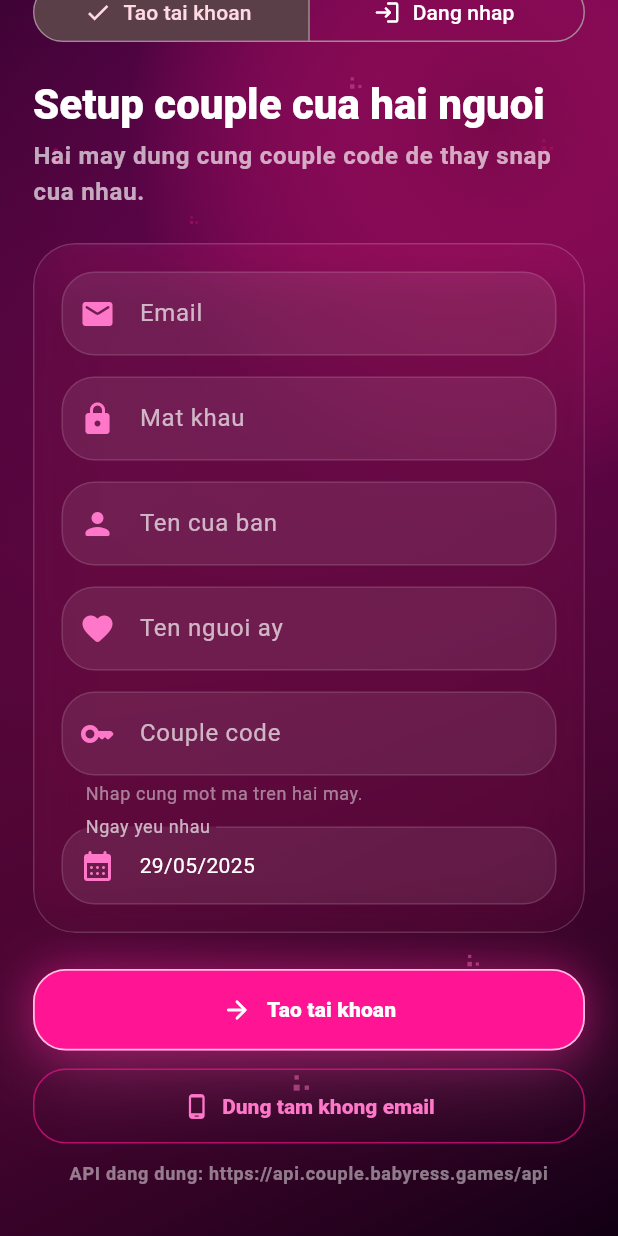
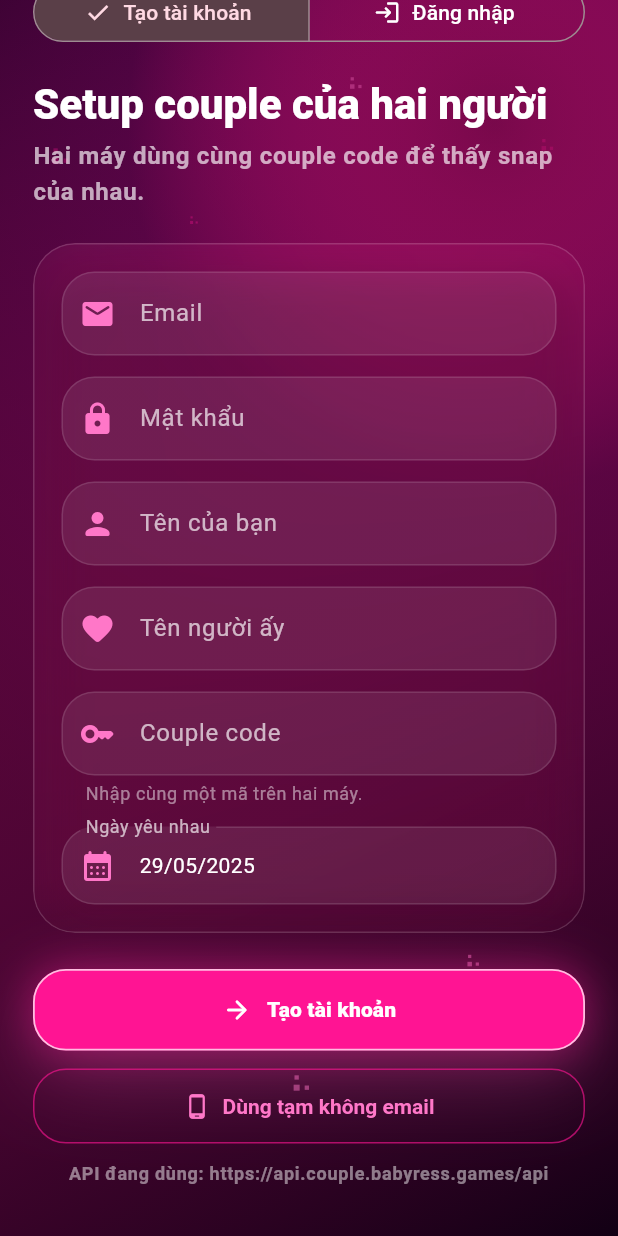
Before and after one commit to aiThss/apk-couple-andoird, a Flutter app: the screen it shows after launch, scrolled down 124 dp, on a phone screen of 412 x 824 dp. Run offline on Flutter 3.47's test engine with Material 3 defaults, Android fonts, the phone set to English and light mode, and no system bars; our stand-ins replace cached_network_image, camera, image_picker, palette_generator, shared_preferences; accounts and stored records are empty.

Commit message:
Polish typography camera layout and smtp mail

```diff
--- a/lib/models/app_user.dart
+++ b/lib/models/app_user.dart
@@ -40,8 +40,8 @@ class AppUser {
     final couple = json['couple'] as Map<String, dynamic>?;
     return AppUser(
       uid: json['id'] as String? ?? '',
-      displayName: json['displayName'] as String? ?? 'Ban',
-      partnerName: json['partnerName'] as String? ?? 'Nguoi ay',
+      displayName: json['displayName'] as String? ?? 'Bạn',
+      partnerName: json['partnerName'] as String? ?? 'Người ấy',
       email: json['email'] as String?,
       avatarUrl: json['avatarUrl'] as String?,
       partnerAvatarUrl: json['partnerAvatarUrl'] as String?,
--- a/lib/models/couple_photo.dart
+++ b/lib/models/couple_photo.dart
@@ -26,10 +26,10 @@ class CouplePhoto {
       id: json['id'] as String? ?? '',
       coupleId: json['coupleId'] as String? ?? '',
       ownerId: json['ownerId'] as String? ?? '',
-      ownerName: json['ownerName'] as String? ?? 'Nguoi ay',
+      ownerName: json['ownerName'] as String? ?? 'Người ấy',
       imageUrl: json['imageUrl'] as String? ?? '',
       storagePath: json['storagePath'] as String? ?? '',
-      caption: json['caption'] as String? ?? 'Mot khoanh khac moi',
+      caption: json['caption'] as String? ?? 'Một khoảnh khắc mới',
       createdAt: _dateFrom(json['createdAt']) ?? DateTime.now(),
     );
   }
--- a/lib/screens/auth_gate.dart
+++ b/lib/screens/auth_gate.dart
@@ -54,11 +54,11 @@ class _AuthGateState extends State<AuthGate> {
       return Scaffold(
         body: StateMessage(
           icon: Icons.block_rounded,
-          title: 'Tai khoan da bi khoa',
-          message: 'Lien he admin de mo khoa tai khoan nay.',
+          title: 'Tài khoản đã bị khóa',
+          message: 'Liên hệ admin để mở khóa tài khoản này.',
           action: FilledButton(
             onPressed: _signOut,
-            child: const Text('Dang xuat'),
+            child: const Text('Đăng xuất'),
           ),
         ),
       );
--- a/lib/screens/onboarding_screen.dart
+++ b/lib/screens/onboarding_screen.dart
@@ -133,7 +133,7 @@ class _OnboardingScreenState extends State<OnboardingScreen> {
                                 ),
                           ),
                           Text(
-                            'Private snaps for two.',
+                            'Snap riêng tư cho hai người.',
                             style: Theme.of(context).textTheme.bodyMedium
                                 ?.copyWith(
                                   color: Colors.white.withValues(alpha: 0.62),
@@ -150,12 +150,12 @@ class _OnboardingScreenState extends State<OnboardingScreen> {
                   segments: const [
                     ButtonSegment(
                       value: _AuthMode.setup,
-                      label: Text('Tao tai khoan'),
+                      label: Text('Tạo tài khoản'),
                       icon: Icon(Icons.favorite_rounded),
                     ),
                     ButtonSegment(
                       value: _AuthMode.login,
-                      label: Text('Dang nhap'),
+                      label: Text('Đăng nhập'),
                       icon: Icon(Icons.login_rounded),
                     ),
                   ],
@@ -173,7 +173,7 @@ class _OnboardingScreenState extends State<OnboardingScreen> {
                 ),
                 const SizedBox(height: 22),
                 Text(
-                  isLogin ? 'Dang nhap may nay' : 'Setup couple cua hai nguoi',
+                  isLogin ? 'Đăng nhập máy này' : 'Setup couple của hai người',
                   style: Theme.of(context).textTheme.headlineMedium?.copyWith(
                     color: Colors.white,
                     fontWeight: FontWeight.w900,
@@ -183,8 +183,8 @@ class _OnboardingScreenState extends State<OnboardingScreen> {
                 const SizedBox(height: 8),
                 Text(
                   isLogin
-                      ? 'May moi se can them ma xac thuc gui qua email.'
-                      : 'Hai may dung cung couple code de thay snap cua nhau.',
+                      ? 'Máy mới sẽ cần thêm mã xác thực gửi qua email.'
+                      : 'Hai máy dùng cùng couple code để thấy snap của nhau.',
                   style: Theme.of(context).textTheme.bodyLarge?.copyWith(
                     color: Colors.white.withValues(alpha: 0.66),
                     fontWeight: FontWeight.w700,
@@ -215,7 +215,7 @@ class _OnboardingScreenState extends State<OnboardingScreen> {
                               ? TextInputAction.done
                               : TextInputAction.next,
                           decoration: const InputDecoration(
-                            labelText: 'Mat khau',
+                            labelText: 'Mật khẩu',
                             prefixIcon: Icon(Icons.lock_rounded),
                           ),
                           validator: _requiredPassword,
@@ -226,7 +226,7 @@ class _OnboardingScreenState extends State<OnboardingScreen> {
                             controller: _nameController,
                             textInputAction: TextInputAction.next,
                             decoration: const InputDecoration(
-                              labelText: 'Ten cua ban',
+                              labelText: 'Tên của bạn',
                               prefixIcon: Icon(Icons.person_rounded),
                             ),
                             validator: _required,
@@ -236,7 +236,7 @@ class _OnboardingScreenState extends State<OnboardingScreen> {
                             controller: _partnerController,
                             textInputAction: TextInputAction.next,
                             decoration: const InputDecoration(
-                              labelText: 'Ten nguoi ay',
+                              labelText: 'Tên người ấy',
                               prefixIcon: Icon(Icons.favorite_rounded),
                             ),
                             validator: _required,
@@ -247,7 +247,7 @@ class _OnboardingScreenState extends State<OnboardingScreen> {
                             textInputAction: TextInputAction.next,
                             decoration: const InputDecoration(
                               labelText: 'Couple code',
-                              helperText: 'Nhap cung mot ma tren hai may.',
+                              helperText: 'Nhập cùng một mã trên hai máy.',
                               prefixIcon: Icon(Icons.key_rounded),
                             ),
                             validator: _required,
@@ -258,7 +258,7 @@ class _OnboardingScreenState extends State<OnboardingScreen> {
                             onTap: _pickLoveStartDate,
                             child: InputDecorator(
                               decoration: const InputDecoration(
-                                labelText: 'Ngay yeu nhau',
+                                labelText: 'Ngày yêu nhau',
                                 prefixIcon: Icon(Icons.calendar_month_rounded),
                               ),
                               child: Text(_formatDate(_loveStartDate)),
@@ -272,8 +272,8 @@ class _OnboardingScreenState extends State<OnboardingScreen> {
                             keyboardType: TextInputType.number,
                             maxLength: 6,
                             decoration: const InputDecoration(
-                              labelText: 'Ma xac thuc email',
-                              helperText: 'Kiem tra hop thu den hoac spam.',
+                              labelText: 'Mã xác thực email',
+                              helperText: 'Kiểm tra hộp thư đến hoặc spam.',
                               prefixIcon: Icon(Icons.verified_rounded),
                             ),
                             validator: _requiredCode,
@@ -303,24 +303,24 @@ class _OnboardingScreenState extends State<OnboardingScreen> {
                       ? Icons.verified_user_rounded
                       : Icons.arrow_forward_rounded,
                   label: _loading
-                      ? 'Dang ket noi...'
+                      ? 'Đang kết nối...'
                       : _needsCode
-                      ? 'Xac nhan ma'
+                      ? 'Xác nhận mã'
                       : isLogin
-                      ? 'Dang nhap'
-                      : 'Tao tai khoan',
+                      ? 'Đăng nhập'
+                      : 'Tạo tài khoản',
                 ),
                 if (!isLogin && !_needsCode) ...[
                   const SizedBox(height: 12),
                   OutlinedButton.icon(
                     onPressed: _loading ? null : _submitAnonymous,
                     icon: const Icon(Icons.phone_android_rounded),
-                    label: const Text('Dung tam khong email'),
+                    label: const Text('Dùng tạm không email'),
                   ),
                 ],
                 const SizedBox(height: 12),
                 Text(
-                  'API dang dung: ${widget.apiService.baseUrl}',
+                  'API đang dùng: ${widget.apiService.baseUrl}',
                   textAlign: TextAlign.center,
                   style: Theme.of(context).textTheme.labelMedium?.copyWith(
                     color: Colors.white.withValues(alpha: 0.48),
@@ -337,7 +337,7 @@ class _OnboardingScreenState extends State<OnboardingScreen> {
 
   String? _required(String? value) {
     if (value == null || value.trim().isEmpty) {
-      return 'Khong duoc de trong';
+      return 'Không được để trống';
     }
     return null;
   }
@@ -345,14 +345,14 @@ class _OnboardingScreenState extends State<OnboardingScreen> {
   String? _requiredEmail(String? value) {
     final text = value?.trim() ?? '';
     if (text.isEmpty || !text.contains('@')) {
-      return 'Nhap email hop le';
+      return 'Nhập email hợp lệ';
     }
     return null;
   }
 
   String? _requiredPassword(String? value) {
     if (value == null || value.length < 6) {
-      return 'Mat khau can it nhat 6 ky tu';
+      return 'Mật khẩu cần ít nhất 6 ký tự';
     }
     return null;
   }
@@ -360,7 +360,7 @@ class _OnboardingScreenState extends State<OnboardingScreen> {
   String? _requiredCode(String? value) {
     if (!_needsCode) return null;
     if (value == null || value.trim().length != 6) {
-      return 'Nhap ma 6 so';
+      return 'Nhập mã 6 số';
     }
     return null;
   }
@@ -432,7 +432,7 @@ class _OnboardingScreenState extends State<OnboardingScreen> {
     final partner = _partnerController.text.trim();
     final coupleCode = _coupleCodeController.text.trim();
     if (name.isEmpty || partner.isEmpty || coupleCode.isEmpty) {
-      setState(() => _error = 'Nhap ten va couple code truoc.');
+      setState(() => _error = 'Nhập tên và couple code trước.');
       return;
     }
 
@@ -467,7 +467,7 @@ class _OnboardingScreenState extends State<OnboardingScreen> {
       if (!mounted) return;
       setState(() {
         _needsCode = true;
-        _error = 'Da gui ma xac thuc toi email cua ban.';
+        _error = 'Đã gửi mã xác thực tới email của bạn.';
       });
     } catch (error) {
       if (!mounted) return;
--- a/lib/screens/profile_screen.dart
+++ b/lib/screens/profile_screen.dart
@@ -47,7 +47,7 @@ class ProfileScreen extends StatelessWidget {
               IconButton.filledTonal(
                 onPressed: () => _openEditSheet(context),
                 icon: const Icon(Icons.edit_rounded),
-                tooltip: 'Sua thong tin',
+                tooltip: 'Sửa thông tin',
               ),
             ],
           ),
@@ -98,7 +98,7 @@ class ProfileScreen extends StatelessWidget {
                 ),
                 const SizedBox(height: 8),
                 Text(
-                  'Da yeu nhau ${profile.daysInLove} ngay',
+                  'Đã yêu nhau ${profile.daysInLove} ngày',
                   style: Theme.of(context).textTheme.titleMedium?.copyWith(
                     color: softPink,
                     fontWeight: FontWeight.w900,
@@ -110,7 +110,7 @@ class ProfileScreen extends StatelessWidget {
           const SizedBox(height: 16),
           _InfoTile(
             icon: Icons.calendar_month_rounded,
-            label: 'Ngay yeu nhau',
+            label: 'Ngày yêu nhau',
             value: _formatDate(profile.loveStartDate),
           ),
           const SizedBox(height: 12),
@@ -122,14 +122,14 @@ class ProfileScreen extends StatelessWidget {
           const SizedBox(height: 12),
           _InfoTile(
             icon: Icons.email_rounded,
-            label: 'Tai khoan',
-            value: profile.email ?? 'An danh tren thiet bi nay',
+            label: 'Tài khoản',
+            value: profile.email ?? 'Ẩn danh trên thiết bị này',
           ),
           const SizedBox(height: 22),
           OutlinedButton.icon(
             onPressed: onSignOut,
             icon: const Icon(Icons.logout_rounded),
-            label: const Text('Dang xuat'),
+            label: const Text('Đăng xuất'),
           ),
         ],
       ),
@@ -236,7 +236,7 @@ class _EditProfileSheetState extends State<_EditProfileSheet> {
             crossAxisAlignment: CrossAxisAlignment.start,
             children: [
               Text(
-                'Sua thong tin',
+                'Sửa thông tin',
                 style: Theme.of(context).textTheme.titleLarge?.copyWith(
                   color: Colors.white,
                   fontWeight: FontWeight.w900,
@@ -247,7 +247,7 @@ class _EditProfileSheetState extends State<_EditProfileSheet> {
                 controller: _nameController,
                 textInputAction: TextInputAction.next,
                 decoration: const InputDecoration(
-                  labelText: 'Ten cua ban',
+                  labelText: 'Tên của bạn',
                   prefixIcon: Icon(Icons.person_rounded),
                 ),
               ),
@@ -256,7 +256,7 @@ class _EditProfileSheetState extends State<_EditProfileSheet> {
                 controller: _partnerController,
                 textInputAction: TextInputAction.done,
                 decoration: const InputDecoration(
-                  labelText: 'Ten nguoi ay',
+                  labelText: 'Tên người ấy',
                   prefixIcon: Icon(Icons.favorite_rounded),
                 ),
               ),
@@ -266,7 +266,7 @@ class _EditProfileSheetState extends State<_EditProfileSheet> {
                 onTap: _pickLoveStartDate,
                 child: InputDecorator(
                   decoration: const InputDecoration(
-                    labelText: 'Ngay yeu nhau',
+                    labelText: 'Ngày yêu nhau',
                     prefixIcon: Icon(Icons.calendar_month_rounded),
                   ),
                   child: Text(_formatDate(_loveStartDate)),
@@ -291,7 +291,7 @@ class _EditProfileSheetState extends State<_EditProfileSheet> {
                   icon: _saving
                       ? Icons.hourglass_top_rounded
                       : Icons.save_rounded,
-                  label: _saving ? 'Dang luu...' : 'Luu',
+                  label: _saving ? 'Đang lưu...' : 'Lưu',
                 ),
               ),
             ],
@@ -318,7 +318,7 @@ class _EditProfileSheetState extends State<_EditProfileSheet> {
     final name = _nameController.text.trim();
     final partner = _partnerController.text.trim();
     if (name.isEmpty || partner.isEmpty) {
-      setState(() => _error = 'Ten khong duoc de trong.');
+      setState(() => _error = 'Tên không được để trống.');
       return;
     }
 
--- a/lib/screens/random_screen.dart
+++ b/lib/screens/random_screen.dart
@@ -53,20 +53,20 @@ class _RandomScreenState extends State<RandomScreen> {
     if (_loading) {
       return const StateMessage(
         icon: Icons.auto_awesome_rounded,
-        title: 'Dang mo Random',
-        message: 'Couple Snap dang lay tin hieu dau tien.',
+        title: 'Đang mở Random',
+        message: 'Couple Snap đang lấy tín hiệu đầu tiên.',
       );
     }
 
     if (_error != null) {
       return StateMessage(
         icon: Icons.error_outline_rounded,
-        title: 'Khong tai duoc Random',
+        title: 'Không tải được Random',
         message: _error.toString(),
         action: GlowButton(
           onPressed: _load,
           icon: Icons.refresh_rounded,
-          label: 'Thu lai',
+          label: 'Thử lại',
         ),
       );
     }
@@ -88,7 +88,7 @@ class _RandomScreenState extends State<RandomScreen> {
             ),
             const SizedBox(height: 6),
             Text(
-              'Cau hoi, thu thach snap va tin hieu nho cho hai nguoi.',
+              'Câu hỏi, thử thách snap và tín hiệu nhỏ cho hai người.',
               style: Theme.of(context).textTheme.bodyLarge?.copyWith(
                 color: Colors.white.withValues(alpha: 0.64),
                 fontWeight: FontWeight.w700,
@@ -131,12 +131,12 @@ class _RandomScreenState extends State<RandomScreen> {
               icon: _drawing
                   ? Icons.hourglass_top_rounded
                   : Icons.auto_awesome_rounded,
-              label: _drawing ? 'Dang boc tham...' : 'Random ngay',
+              label: _drawing ? 'Đang bốc thăm...' : 'Random ngay',
             ),
             if (_history.isNotEmpty) ...[
               const SizedBox(height: 28),
               Text(
-                'Gan day',
+                'Gần đây',
                 style: Theme.of(context).textTheme.titleLarge?.copyWith(
                   color: Colors.white,
                   fontWeight: FontWeight.w900,
@@ -226,7 +226,7 @@ class _EmptyRandomCard extends StatelessWidget {
         ),
         const SizedBox(height: 12),
         Text(
-          'Chua co tin hieu nao',
+          'Chưa có tín hiệu nào',
           textAlign: TextAlign.center,
           style: Theme.of(context).textTheme.titleLarge?.copyWith(
             color: Colors.white,
@@ -235,7 +235,7 @@ class _EmptyRandomCard extends StatelessWidget {
         ),
         const SizedBox(height: 6),
         Text(
-          'Bam Random ngay de boc mot goi y cho hai nguoi.',
+          'Bấm Random ngay để bốc một gợi ý cho hai người.',
           textAlign: TextAlign.center,
           style: Theme.of(context).textTheme.bodyMedium?.copyWith(
             color: Colors.white.withValues(alpha: 0.58),
--- a/lib/theme/app_theme.dart
+++ b/lib/theme/app_theme.dart
@@ -34,7 +34,7 @@ class AppTheme {
         titleTextStyle: TextStyle(
           color: Colors.white,
           fontSize: 20,
-          fontWeight: FontWeight.w900,
+          fontWeight: FontWeight.w800,
         ),
       ),
       iconButtonTheme: IconButtonThemeData(
@@ -51,7 +51,7 @@ class AppTheme {
             borderRadius: BorderRadius.circular(22),
           ),
           padding: const EdgeInsets.symmetric(horizontal: 22, vertical: 16),
-          textStyle: const TextStyle(fontWeight: FontWeight.w900),
+          textStyle: const TextStyle(fontWeight: FontWeight.w700),
         ),
       ),
       outlinedButtonTheme: OutlinedButtonThemeData(
@@ -62,7 +62,7 @@ class AppTheme {
             borderRadius: BorderRadius.circular(22),
           ),
           padding: const EdgeInsets.symmetric(horizontal: 22, vertical: 16),
-          textStyle: const TextStyle(fontWeight: FontWeight.w800),
+          textStyle: const TextStyle(fontWeight: FontWeight.w700),
         ),
       ),
       inputDecorationTheme: InputDecorationTheme(
@@ -102,7 +102,7 @@ class AppTheme {
           return null;
         }),
       ),
-      textTheme: Typography.whiteCupertino.apply(
+      textTheme: Typography.whiteMountainView.apply(
         bodyColor: Colors.white,
         displayColor: Colors.white,
       ),
```
Also changed, not shown: lib/screens/camera_screen.dart (+70 -52 lines), 5 other files.
